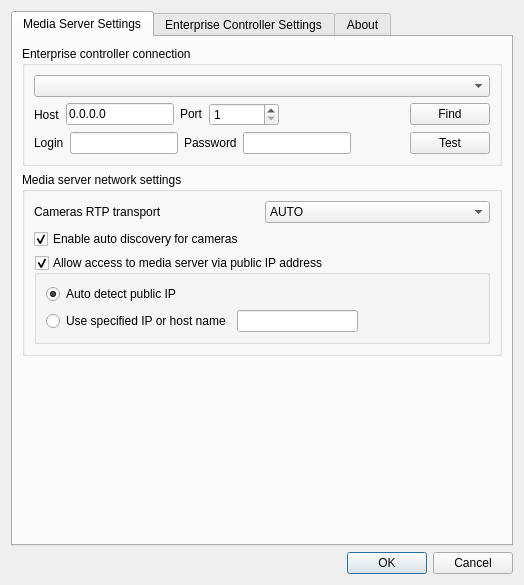
Above: traytool/src/settings.ui from networkoptix/nx_open before the change. Below: the same form after it.
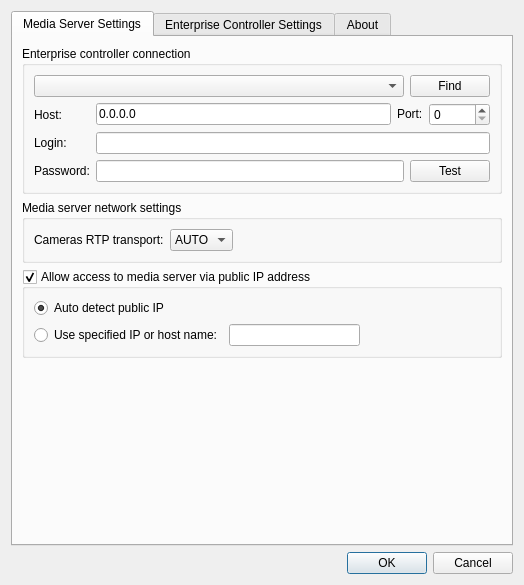
That is the form after the change. The open tabs and pages were chosen to show the change.

What changed in the file:
```diff
--- a/traytool/src/settings.ui
+++ b/traytool/src/settings.ui
@@ -29,7 +29,7 @@
       </sizepolicy>
      </property>
      <property name="currentIndex">
-      <number>1</number>
+      <number>0</number>
      </property>
      <widget class="QWidget" name="tabMediaServer">
       <attribute name="title">
@@ -43,6 +43,8 @@
          </property>
          <layout class="QVBoxLayout" name="verticalLayout">
           <item>
+           <layout class="QHBoxLayout" name="horizontalLayout_8">
+            <item>
            <widget class="QComboBox" name="appServerUrlComboBox">
             <property name="sizePolicy">
              <sizepolicy hsizetype="Expanding" vsizetype="Fixed">
@@ -56,22 +58,33 @@
            </widget>
           </item>
           <item>
-           <layout class="QHBoxLayout" name="horizontalLayout">
+             <widget class="QPushButton" name="findAppServerButton">
+              <property name="sizePolicy">
+               <sizepolicy hsizetype="Fixed" vsizetype="Fixed">
+                <horstretch>0</horstretch>
+                <verstretch>0</verstretch>
+               </sizepolicy>
+              </property>
+              <property name="text">
+               <string>Find</string>
+              </property>
+             </widget>
+            </item>
+           </layout>
+          </item>
             <item>
+           <layout class="QFormLayout" name="formLayout_3">
+            <item row="0" column="0">
              <widget class="QLabel" name="label_4">
               <property name="text">
-               <string>Host</string>
+               <string>Host:</string>
               </property>
              </widget>
             </item>
+            <item row="0" column="1">
+             <layout class="QHBoxLayout" name="horizontalLayout_6">
             <item>
              <widget class="QLineEdit" name="appIPEdit">
-              <property name="sizePolicy">
-               <sizepolicy hsizetype="Fixed" vsizetype="Fixed">
-                <horstretch>0</horstretch>
-                <verstretch>0</verstretch>
-               </sizepolicy>
-              </property>
               <property name="inputMask">
                <string/>
               </property>
@@ -92,112 +105,51 @@
                </sizepolicy>
               </property>
               <property name="text">
-               <string>Port</string>
+                 <string>Port:</string>
               </property>
              </widget>
             </item>
             <item>
              <widget class="QSpinBox" name="appPortSpinBox">
-              <property name="sizePolicy">
-               <sizepolicy hsizetype="Fixed" vsizetype="Fixed">
-                <horstretch>0</horstretch>
-                <verstretch>0</verstretch>
-               </sizepolicy>
-              </property>
-              <property name="minimumSize">
-               <size>
-                <width>70</width>
-                <height>0</height>
-               </size>
-              </property>
               <property name="minimum">
-               <number>1</number>
+                 <number>0</number>
               </property>
               <property name="maximum">
                <number>65535</number>
               </property>
-             </widget>
-            </item>
-            <item>
-             <spacer name="horizontalSpacer">
-              <property name="orientation">
-               <enum>Qt::Horizontal</enum>
-              </property>
-              <property name="sizeHint" stdset="0">
-               <size>
-                <width>40</width>
-                <height>20</height>
-               </size>
-              </property>
-             </spacer>
-            </item>
-            <item>
-             <widget class="QPushButton" name="findAppServerButton">
-              <property name="sizePolicy">
-               <sizepolicy hsizetype="Fixed" vsizetype="Fixed">
-                <horstretch>0</horstretch>
-                <verstretch>0</verstretch>
-               </sizepolicy>
-              </property>
-              <property name="text">
-               <string>Find</string>
+                <property name="value">
+                 <number>0</number>
               </property>
              </widget>
             </item>
            </layout>
           </item>
-          <item>
-           <layout class="QHBoxLayout" name="horizontalLayout_4">
-            <item>
+            <item row="1" column="0">
              <widget class="QLabel" name="LoginTextLabel">
               <property name="text">
-               <string>Login</string>
+               <string>Login:</string>
               </property>
              </widget>
             </item>
-            <item>
-             <widget class="QLineEdit" name="appServerLogin">
-              <property name="sizePolicy">
-               <sizepolicy hsizetype="Fixed" vsizetype="Fixed">
-                <horstretch>0</horstretch>
-                <verstretch>0</verstretch>
-               </sizepolicy>
-              </property>
-             </widget>
+            <item row="1" column="1">
+             <widget class="QLineEdit" name="appServerLogin"/>
             </item>
-            <item>
+            <item row="2" column="0">
              <widget class="QLabel" name="PasswordTextLabel">
               <property name="text">
-               <string>Password</string>
+               <string>Password:</string>
               </property>
              </widget>
             </item>
+            <item row="2" column="1">
+             <layout class="QHBoxLayout" name="horizontalLayout_7">
             <item>
              <widget class="QLineEdit" name="appServerPassword">
-              <property name="sizePolicy">
-               <sizepolicy hsizetype="Fixed" vsizetype="Fixed">
-                <horstretch>0</horstretch>
-                <verstretch>0</verstretch>
-               </sizepolicy>
-              </property>
               <property name="echoMode">
                <enum>QLineEdit::PasswordEchoOnEdit</enum>
               </property>
              </widget>
             </item>
-            <item>
-             <spacer name="horizontalSpacer_2">
-              <property name="orientation">
-               <enum>Qt::Horizontal</enum>
-              </property>
-              <property name="sizeHint" stdset="0">
-               <size>
-                <width>40</width>
-                <height>20</height>
-               </size>
-              </property>
-             </spacer>
-            </item>
             <item>
              <widget class="QPushButton" name="testButton">
               <property name="sizePolicy">
@@ -217,6 +169,8 @@
            </layout>
           </item>
          </layout>
+          </item>
+         </layout>
         </widget>
        </item>
        <item>
@@ -224,17 +178,17 @@
          <property name="title">
           <string>Media server network settings</string>
          </property>
-         <layout class="QVBoxLayout" name="verticalLayout_4">
-          <item>
-           <layout class="QGridLayout" name="gridLayout_2">
+         <layout class="QFormLayout" name="formLayout_2">
             <item row="0" column="0">
              <widget class="QLabel" name="label_3">
               <property name="text">
-               <string>Cameras RTP transport</string>
+             <string>Cameras RTP transport:</string>
               </property>
              </widget>
             </item>
             <item row="0" column="1">
+           <layout class="QHBoxLayout" name="horizontalLayout_5">
+            <item>
              <widget class="QComboBox" name="rtspTransportComboBox">
               <item>
                <property name="text">
@@ -253,17 +207,23 @@
               </item>
              </widget>
             </item>
-            <item row="1" column="0">
-             <widget class="QCheckBox" name="checkBoxDiscovery">
-              <property name="text">
-               <string>Enable auto discovery for cameras</string>
+            <item>
+             <spacer name="horizontalSpacer_6">
+              <property name="orientation">
+               <enum>Qt::Horizontal</enum>
               </property>
-              <property name="checked">
-               <bool>true</bool>
+              <property name="sizeHint" stdset="0">
+               <size>
+                <width>40</width>
+                <height>20</height>
+               </size>
               </property>
-             </widget>
-            </item>
-           </layout>
+             </spacer>
+            </item>
+           </layout>
+          </item>
+         </layout>
+        </widget>
           </item>
           <item>
            <widget class="QGroupBox" name="groupBoxPublicIP">
@@ -274,42 +234,39 @@
              <bool>true</bool>
             </property>
             <layout class="QGridLayout" name="gridLayout_4">
+          <item row="1" column="2">
+           <spacer name="horizontalSpacer_3">
+            <property name="orientation">
+             <enum>Qt::Horizontal</enum>
+            </property>
+            <property name="sizeHint" stdset="0">
+             <size>
+              <width>40</width>
+              <height>20</height>
+             </size>
+            </property>
+           </spacer>
+          </item>
+          <item row="0" column="0">
+           <widget class="QRadioButton" name="radioButtonPublicIPAuto">
+            <property name="text">
+             <string>Auto detect public IP</string>
+            </property>
+            <property name="checked">
+             <bool>true</bool>
+            </property>
+           </widget>
+          </item>
              <item row="1" column="0">
               <widget class="QRadioButton" name="radioButtonCustomPublicIP">
                <property name="text">
-                <string>Use specified IP or host name</string>
+             <string>Use specified IP or host name:</string>
                </property>
               </widget>
              </item>
              <item row="1" column="1">
               <widget class="QLineEdit" name="staticPublicIPEdit"/>
              </item>
-             <item row="0" column="0">
-              <widget class="QRadioButton" name="radioButtonPublicIPAuto">
-               <property name="text">
-                <string>Auto detect public IP</string>
-               </property>
-               <property name="checked">
-                <bool>true</bool>
-               </property>
-              </widget>
-             </item>
-             <item row="1" column="2">
-              <spacer name="horizontalSpacer_3">
-               <property name="orientation">
-                <enum>Qt::Horizontal</enum>
-               </property>
-               <property name="sizeHint" stdset="0">
-                <size>
-                 <width>40</width>
-                 <height>20</height>
-                </size>
-               </property>
-              </spacer>
-             </item>
-            </layout>
-           </widget>
-          </item>
          </layout>
         </widget>
        </item>
@@ -342,23 +299,9 @@
           </sizepolicy>
          </property>
          <property name="title">
-          <string>Enterprise controller settings</string>
+          <string>Enterprise controller network settings</string>
          </property>
-         <layout class="QGridLayout" name="gridLayout" columnstretch="0,1">
-          <item row="1" column="0">
-           <widget class="QLabel" name="label">
-            <property name="text">
-             <string>Port:</string>
-            </property>
-           </widget>
-          </item>
-          <item row="2" column="0">
-           <widget class="QLabel" name="label_2">
-            <property name="text">
-             <string>Do not control camera settings:</string>
-            </property>
-           </widget>
-          </item>
+         <layout class="QGridLayout" name="gridLayout" columnstretch="0,0">
           <item row="1" column="1">
            <layout class="QHBoxLayout" name="horizontalLayout_2">
             <item>
@@ -389,10 +332,10 @@
             </item>
            </layout>
           </item>
-          <item row="2" column="1">
-           <widget class="QCheckBox" name="ecsCameraControlCheckBox">
+          <item row="1" column="0">
+           <widget class="QLabel" name="label">
             <property name="text">
-             <string/>
+             <string>Port:</string>
             </property>
            </widget>
           </item>
@@ -411,7 +354,7 @@
           <item row="1" column="0">
            <widget class="QRadioButton" name="ecsUseManualPublicIp">
             <property name="text">
-             <string>Use specified IP or host name</string>
+             <string>Use specified IP or host name:</string>
             </property>
            </widget>
           </item>
```
Left out of the diff: 10 changed lines with no effect on the pictures. Lines whose indentation alone changed are shown as unchanged.
